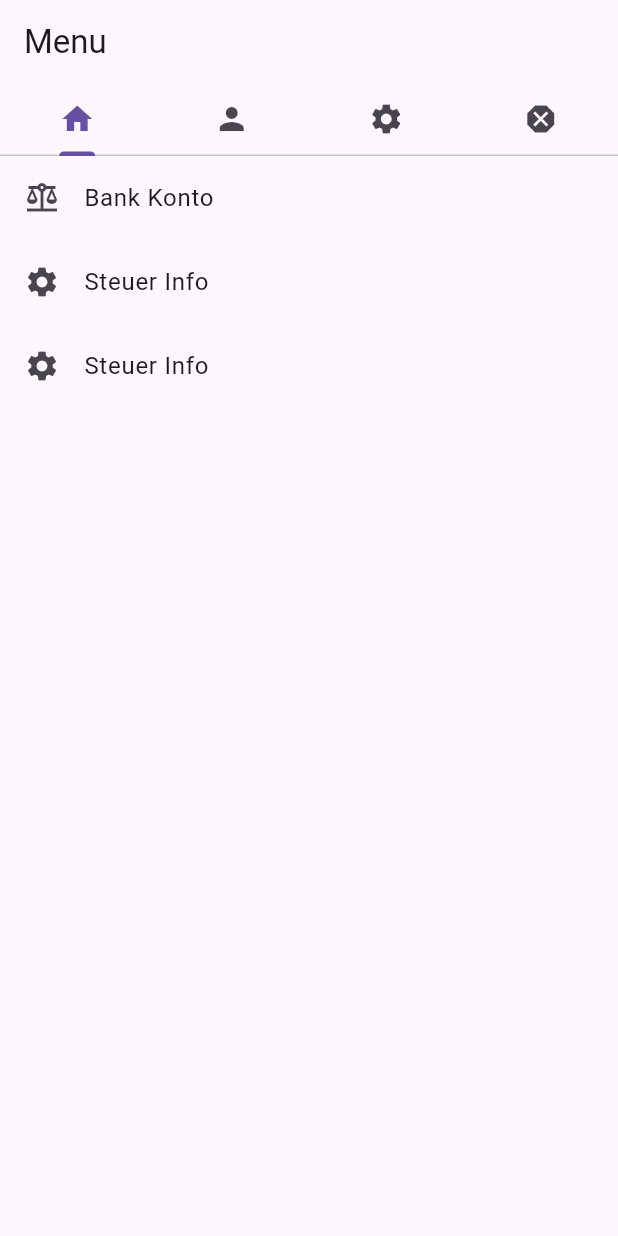
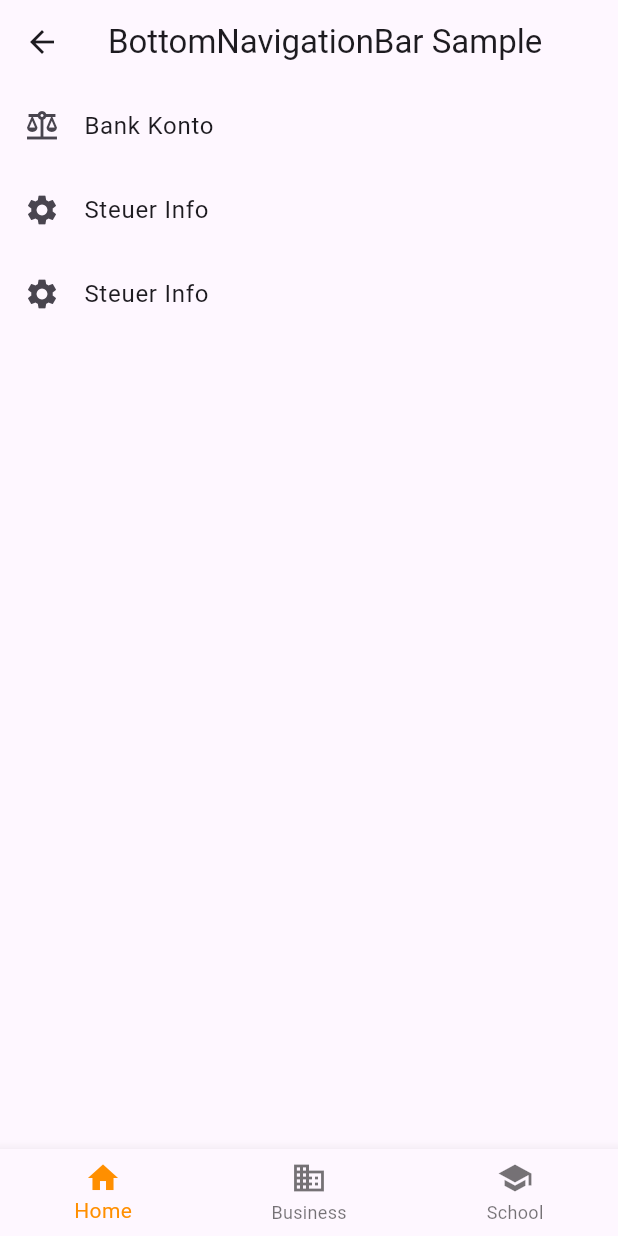
Before and after one commit to rafalzygadlo/flutter, a Flutter app: the MenuPage screen opened directly, on a phone screen of 412 x 824 dp. Run offline on Flutter 3.47's test engine with Material 3 defaults, Android fonts, the phone set to English and light mode, and no system bars.

Commit message:
bottom navigation

```diff
--- a/lib/presentation/pages/home.dart
+++ b/lib/presentation/pages/home.dart
@@ -2,6 +2,8 @@ import 'package:flutter/material.dart';
 import 'home/bank.dart';
 
 class HomePage extends StatelessWidget {
+  const HomePage({super.key});
+
 
   @override
   Widget build(BuildContext context) {
--- a/lib/presentation/pages/home/profile.dart
+++ b/lib/presentation/pages/home/profile.dart
@@ -2,6 +2,8 @@
 import 'package:flutter/material.dart';
 
 class ProfilePage extends StatefulWidget {
+  const ProfilePage({super.key});
+
   @override
   ProfilePageState createState() => ProfilePageState();
 }
--- a/lib/presentation/pages/menu.dart
+++ b/lib/presentation/pages/menu.dart
@@ -3,12 +3,49 @@ import 'package:flutter/material.dart';
 import 'package:flutter_application_2/presentation/pages/home.dart';
 import 'package:flutter_application_2/presentation/pages/home/profile.dart';
 
-class MenuPage extends StatelessWidget {
+class MenuPage extends StatefulWidget {
   const MenuPage({super.key});
 
   @override
+  State<StatefulWidget> createState() => MenuPageState();
+
+}
+class MenuPageState extends State<MenuPage> {
+  int _selectedIndex = 0;
+
+ static const TextStyle optionStyle = TextStyle(fontSize: 30, fontWeight: FontWeight.bold);
+  static const List<Widget> _widgetOptions = <Widget>[
+    HomePage(),
+    ProfilePage(),
+    Text('Index 2: School', style: optionStyle),
+  ];
+
+  void _onItemTapped(int index) {
+    setState(() {
+      _selectedIndex = index;
+    });
+  }
+
+  @override
   Widget build(BuildContext context) {
+    return Scaffold(
+      appBar: AppBar(title: const Text('BottomNavigationBar Sample')),
+      body: Center(child: _widgetOptions.elementAt(_selectedIndex)),
+      bottomNavigationBar: BottomNavigationBar(
+        items: const <BottomNavigationBarItem>[
+          BottomNavigationBarItem(icon: Icon(Icons.home), label: 'Home'),
+          BottomNavigationBarItem(icon: Icon(Icons.business), label: 'Business'),
+          BottomNavigationBarItem(icon: Icon(Icons.school), label: 'School'),
+        ],
+        currentIndex: _selectedIndex,
+        selectedItemColor: Colors.amber[800],
+        onTap: _onItemTapped,
+      ),
+    );
 
+  }
+}
+/*
       return DefaultTabController(
 
       length: 4, // Liczba zakładek
@@ -38,3 +75,10 @@ class MenuPage extends StatelessWidget {
     );
   }
 }
+
+*/
+
+
+
+  void _onItemTapped(int value) {
+  }
```
